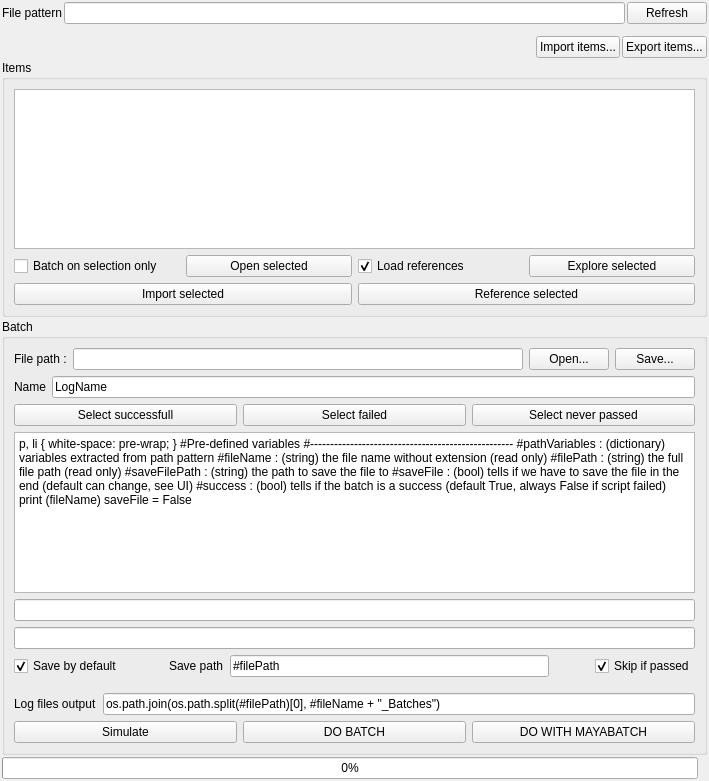
This is Maya/scripts/UI/tkNodesBatcher.ui in CyrilToonkit/Toonkit_Module_Base as Qt 5 draws it before an edit. The edited form follows.
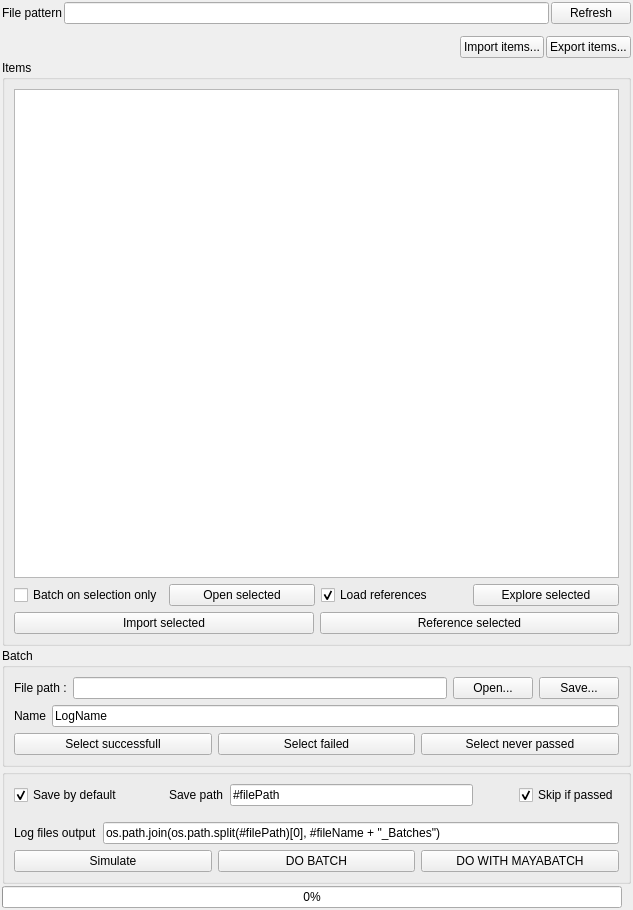
This is the edited form. Icons and pictures are not drawn.

Commit message: Fixed maya 2023 incompatibility with loadUI signal on unknowns qt elements

```diff
--- a/Maya/scripts/UI/tkNodesBatcher.ui
+++ b/Maya/scripts/UI/tkNodesBatcher.ui
@@ -6,8 +6,8 @@
    <rect>
     <x>0</x>
     <y>0</y>
-    <width>709</width>
-    <height>781</height>
+    <width>633</width>
+    <height>910</height>
    </rect>
   </property>
   <property name="windowTitle">
@@ -240,43 +240,15 @@
         </item>
        </layout>
       </item>
-      <item>
-       <widget class="QTextEdit" name="batcherCodeTE">
-        <property name="html">
-         <string>&lt;!DOCTYPE HTML PUBLIC &quot;-//W3C//DTD HTML 4.0//EN&quot; &quot;http://www.w3.org/TR/REC-html40/strict.dtd&quot;&gt;
-&lt;html&gt;&lt;head&gt;&lt;meta name=&quot;qrichtext&quot; content=&quot;1&quot; /&gt;&lt;style type=&quot;text/css&quot;&gt;
-p, li { white-space: pre-wrap; }
-&lt;/style&gt;&lt;/head&gt;&lt;body style=&quot; font-family:'MS Shell Dlg 2'; font-size:8.25pt; font-weight:400; font-style:normal;&quot;&gt;
-&lt;p style=&quot; margin-top:0px; margin-bottom:0px; margin-left:0px; margin-right:0px; -qt-block-indent:0; text-indent:0px;&quot;&gt;&lt;span style=&quot; font-size:8pt;&quot;&gt;#Pre-defined variables&lt;/span&gt;&lt;/p&gt;
-&lt;p style=&quot; margin-top:0px; margin-bottom:0px; margin-left:0px; margin-right:0px; -qt-block-indent:0; text-indent:0px;&quot;&gt;&lt;span style=&quot; font-size:8pt;&quot;&gt;#---------------------------------------------------&lt;/span&gt;&lt;/p&gt;
-&lt;p style=&quot; margin-top:0px; margin-bottom:0px; margin-left:0px; margin-right:0px; -qt-block-indent:0; text-indent:0px;&quot;&gt;&lt;span style=&quot; font-size:8pt;&quot;&gt;#pathVariables : (dictionary) variables extracted from path pattern&lt;/span&gt;&lt;/p&gt;
-&lt;p style=&quot; margin-top:0px; margin-bottom:0px; margin-left:0px; margin-right:0px; -qt-block-indent:0; text-indent:0px;&quot;&gt;&lt;span style=&quot; font-size:8pt;&quot;&gt;#fileName : (string) the file name without extension (read only)&lt;/span&gt;&lt;/p&gt;
-&lt;p style=&quot; margin-top:0px; margin-bottom:0px; margin-left:0px; margin-right:0px; -qt-block-indent:0; text-indent:0px;&quot;&gt;&lt;span style=&quot; font-size:8pt;&quot;&gt;#filePath : (string) the full file path (read only)&lt;/span&gt;&lt;/p&gt;
-&lt;p style=&quot; margin-top:0px; margin-bottom:0px; margin-left:0px; margin-right:0px; -qt-block-indent:0; text-indent:0px;&quot;&gt;&lt;span style=&quot; font-size:8pt;&quot;&gt;#saveFilePath : (string) the path to save the file to&lt;/span&gt;&lt;/p&gt;
-&lt;p style=&quot; margin-top:0px; margin-bottom:0px; margin-left:0px; margin-right:0px; -qt-block-indent:0; text-indent:0px;&quot;&gt;&lt;span style=&quot; font-size:8pt;&quot;&gt;#saveFile : (bool) tells if we have to save the file in the end (default can change, see UI)&lt;/span&gt;&lt;/p&gt;
-&lt;p style=&quot; margin-top:0px; margin-bottom:0px; margin-left:0px; margin-right:0px; -qt-block-indent:0; text-indent:0px;&quot;&gt;&lt;span style=&quot; font-size:8pt;&quot;&gt;#success : (bool) tells if the batch is a success (default True, always False if script failed)&lt;/span&gt;&lt;/p&gt;
-&lt;p style=&quot;-qt-paragraph-type:empty; margin-top:0px; margin-bottom:0px; margin-left:0px; margin-right:0px; -qt-block-indent:0; text-indent:0px; font-size:8pt;&quot;&gt;&lt;br /&gt;&lt;/p&gt;
-&lt;p style=&quot; margin-top:0px; margin-bottom:0px; margin-left:0px; margin-right:0px; -qt-block-indent:0; text-indent:0px;&quot;&gt;&lt;span style=&quot; font-size:8pt;&quot;&gt;&lt;br /&gt;&lt;/span&gt;&lt;/p&gt;
-&lt;p style=&quot; margin-top:0px; margin-bottom:0px; margin-left:0px; margin-right:0px; -qt-block-indent:0; text-indent:0px;&quot;&gt;&lt;span style=&quot; font-size:8pt;&quot;&gt;&lt;br /&gt;&lt;/span&gt;&lt;/p&gt;
-&lt;p style=&quot; margin-top:0px; margin-bottom:0px; margin-left:0px; margin-right:0px; -qt-block-indent:0; text-indent:0px;&quot;&gt;&lt;span style=&quot; font-size:8pt;&quot;&gt;print (fileName)&lt;/span&gt;&lt;/p&gt;
-&lt;p style=&quot; margin-top:0px; margin-bottom:0px; margin-left:0px; margin-right:0px; -qt-block-indent:0; text-indent:0px;&quot;&gt;&lt;span style=&quot; font-size:8pt;&quot;&gt;saveFile = False&lt;/span&gt;&lt;/p&gt;&lt;/body&gt;&lt;/html&gt;</string>
-        </property>
-       </widget>
-      </item>
-      <item>
-       <widget class="QLineEdit" name="batcherCodeLE">
-        <property name="visible">
-         <bool>false</bool>
-        </property>
-       </widget>
-      </item>
-      <item>
-       <widget class="QLineEdit" name="batcherCodeInputLE">
-        <property name="visible">
-         <bool>false</bool>
-        </property>
-       </widget>
-      </item>
+     </layout>
+    </widget>
+   </item>
+   <item>
+    <widget class="QGroupBox" name="groupBox_2">
+     <property name="title">
+      <string/>
+     </property>
+     <layout class="QVBoxLayout" name="verticalLayout_7">
       <item>
        <layout class="QHBoxLayout" name="horizontalLayout_5">
         <property name="topMargin">
```
Left out of the diff: 286 changed lines with no effect on the pictures. The commit also changes 1 other file.
